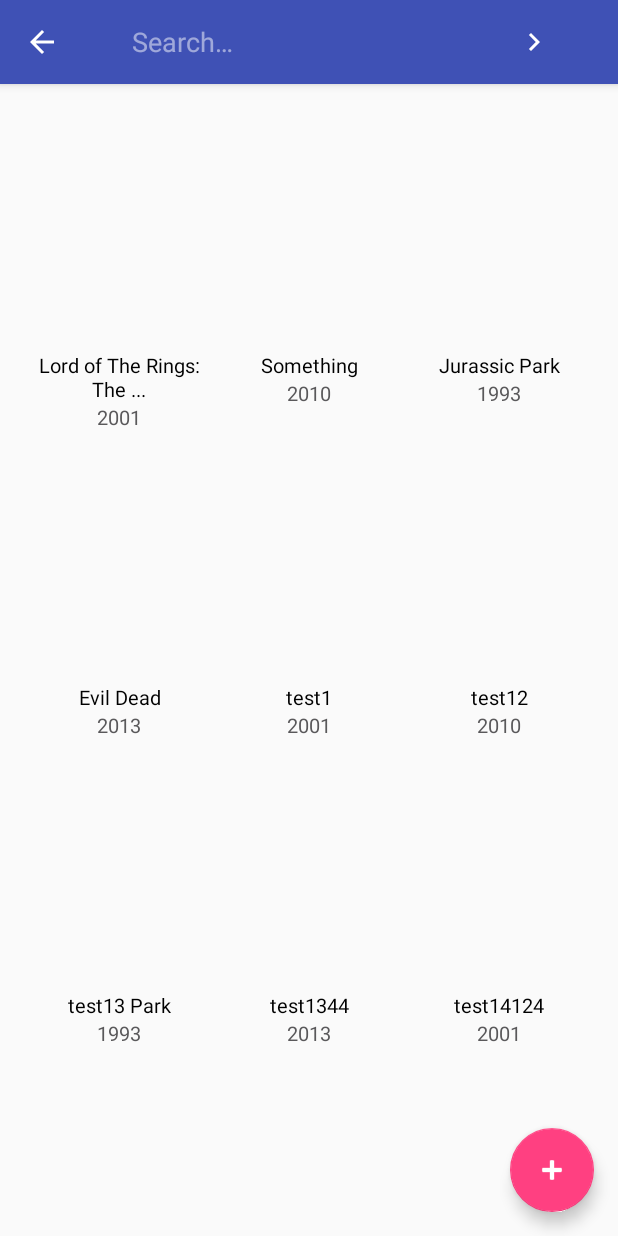
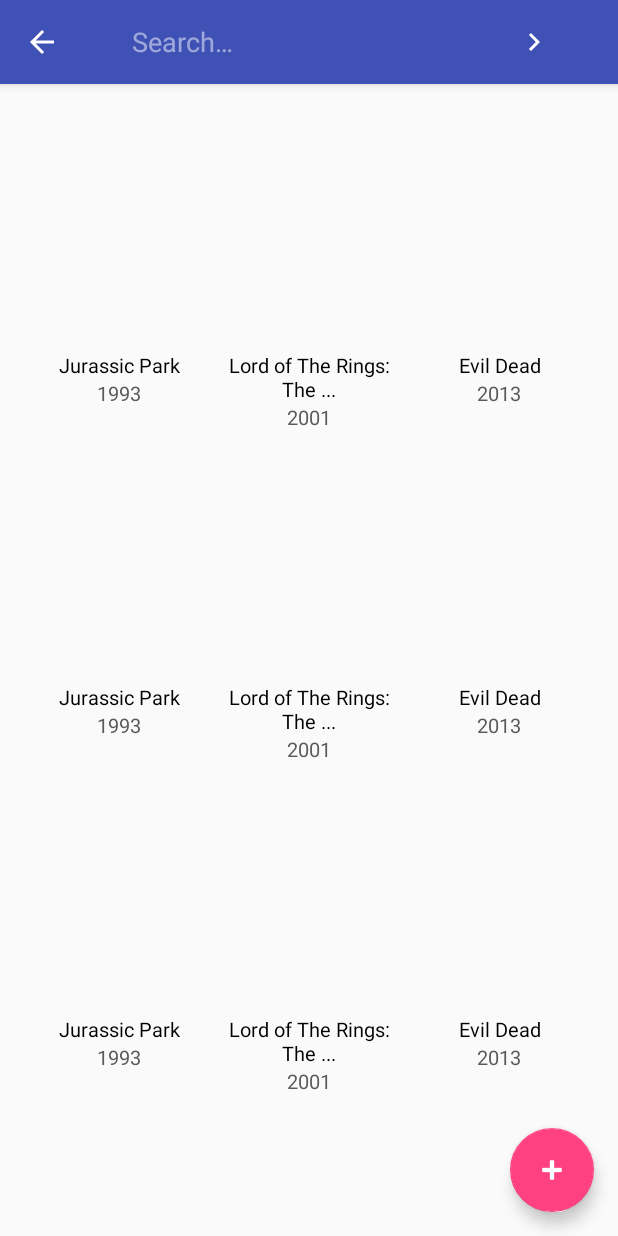
Before and after one commit to Jalapeno1/MediaDB, an Android app: the MainActivity screen opened directly, with no data from a screen before it, after a tap on "Search", on a phone screen of 412 x 824 dp. Run offline under Robolectric (Android 15) with nearby library versions, the phone set to English and light mode, and no system bars.

Commit message:
added more test data

```diff
--- a/app/src/main/java/com/example/jonas/mediadb/Activties/MainActivity.java
+++ b/app/src/main/java/com/example/jonas/mediadb/Activties/MainActivity.java
@@ -69,7 +69,7 @@ public class MainActivity extends AppCompatActivity
 
         rv.setHasFixedSize(true);
 
-        movies = new TestData().getMovies; //for testing
+        movies = new TestData().getTestData_MoviesSaved; //for testing
 
         adapter = new MovieCollectionGridView(movies);
         rv.setAdapter(adapter);
--- a/app/src/main/java/com/example/jonas/mediadb/Activties/SearchResultsActivityDrawer.java
+++ b/app/src/main/java/com/example/jonas/mediadb/Activties/SearchResultsActivityDrawer.java
@@ -61,7 +61,7 @@ public class SearchResultsActivityDrawer extends AppCompatActivity
 
         rv.setHasFixedSize(true);
 
-        movies = new TestData().getMovies; //for testing
+        movies = new TestData().getTestData_MoviesFromSearch; //for testing
 
         SearchResultViewAdapter adapter = new SearchResultViewAdapter(movies);
         rv.setAdapter(adapter);
--- a/app/src/main/java/com/example/jonas/mediadb/Adapters/MovieCollectionGridView.java
+++ b/app/src/main/java/com/example/jonas/mediadb/Adapters/MovieCollectionGridView.java
@@ -69,13 +69,12 @@ public class MovieCollectionGridView extends RecyclerView.Adapter<MovieCollectio
             if (constraint!=null && constraint.length()>0) {
                 ArrayList<Movie> tempList = new ArrayList<>();
 
-                Log.d("Filter", constraint.toString());
+                constraint = constraint.toString().toLowerCase();
 
                 // search content in movie list
                 for (Movie movie : allMovies) {
-                    if (movie.getTitle().toLowerCase().contains(constraint.toString().toLowerCase())) {
+                    if (movie.getTitle().toLowerCase().contains(constraint) || Integer.toString(movie.getYear()).contains(constraint)) {
                         tempList.add(movie);
-                        Log.d("Filtered", Integer.toString(movie.getYear()));
                     }
                 }
 
--- a/app/src/main/java/com/example/jonas/mediadb/Objects/Movie.java
+++ b/app/src/main/java/com/example/jonas/mediadb/Objects/Movie.java
@@ -23,14 +23,14 @@ public class Movie implements Parcelable {
     private String Awards;
     private String Poster;
     private int MetaScore;
-    private float imdbRating;
+    private double imdbRating;
     private int imdbVotes;
     private String imdbID;
     private String Type;
 
     public Movie(String title, int year, String rated, String released, String runtime,
                  String genre, String director, String writer, String actors, String plot,
-                 String country, String awards, String poster, int metaScore, float imdbRating,
+                 String country, String awards, String poster, int metaScore, double imdbRating,
                  int imdbVotes, String imdbID, String type) {
         this.Title = title;
         this.Year = year;
@@ -117,7 +117,7 @@ public class Movie implements Parcelable {
         return MetaScore;
     }
 
-    public float getImdbRating() {
+    public double getImdbRating() {
         return imdbRating;
     }
 
@@ -148,7 +148,7 @@ public class Movie implements Parcelable {
         Awards = in.readString();
         Poster = in.readString();
         MetaScore = in.readInt();
-        imdbRating = in.readFloat();
+        imdbRating = in.readDouble();
         imdbVotes = in.readInt();
         imdbID = in.readString();
         Type = in.readString();
@@ -187,7 +187,7 @@ public class Movie implements Parcelable {
         dest.writeString(Awards);
         dest.writeString(Poster);
         dest.writeInt(MetaScore);
-        dest.writeFloat(imdbRating);
+        dest.writeDouble(imdbRating);
         dest.writeInt(imdbVotes);
         dest.writeString(imdbID);
         dest.writeString(Type);
--- a/app/src/main/java/com/example/jonas/mediadb/Utilities/TestData.java
+++ b/app/src/main/java/com/example/jonas/mediadb/Utilities/TestData.java
@@ -9,38 +9,45 @@ import java.util.ArrayList;
  */
 public class TestData {
 
-    public ArrayList<Movie> getMovies = new ArrayList<>();
+    public ArrayList<Movie> getTestData_MoviesFromSearch = new ArrayList<>();
+    public ArrayList<Movie> getTestData_MoviesSaved = new ArrayList<>();
 
     public TestData(){
-        getMovies.add(new Movie("Lord of The Rings: The Fellowship of The Ring And so on and on and on and on", 2001,
+
+        getTestData_MoviesFromSearch.add(new Movie("Lord of The Rings: The Fellowship of The Ring And so on and on and on and on", 2001,
                 "test", "test", "http://ia.media-imdb.com/images/M/MV5BNTEyMjAwMDU1OV5BMl5BanBnXkFtZTcwNDQyNTkxMw@@._V1_SX300.jpg"));
-        getMovies.add(new Movie("Something", 2010, "test", "test", "http://ia.media-imdb.com/images/M/MV5BMTY1NTY0NTg3Nl5BMl5BanBnXkFtZTgwNTUzOTk1MDE@._V1_SX300.jpg"));
-        getMovies.add(new Movie("Jurassic Park", 1993, "test", "test","http://ia.media-imdb.com/images/M/MV5BMjM2MDgxMDg0Nl5BMl5BanBnXkFtZTgwNTM2OTM5NDE@._V1_SX300.jpg"));
-        getMovies.add(new Movie("Evil Dead", 2013, "test", "test", "http://ia.media-imdb.com/images/M/MV5BNTQ3OTkwNTgyN15BMl5BanBnXkFtZTcwNTAzOTAzOQ@@._V1_SX300.jpg"));
-        getMovies.add(new Movie("test1", 2001,
+        getTestData_MoviesFromSearch.add(new Movie("Something", 2010, "test", "test", "http://ia.media-imdb.com/images/M/MV5BMTY1NTY0NTg3Nl5BMl5BanBnXkFtZTgwNTUzOTk1MDE@._V1_SX300.jpg"));
+        getTestData_MoviesFromSearch.add(new Movie("Jurassic Park", 1993, "test", "test","http://ia.media-imdb.com/images/M/MV5BMjM2MDgxMDg0Nl5BMl5BanBnXkFtZTgwNTM2OTM5NDE@._V1_SX300.jpg"));
+        getTestData_MoviesFromSearch.add(new Movie("Evil Dead", 2013, "test", "test", "http://ia.media-imdb.com/images/M/MV5BNTQ3OTkwNTgyN15BMl5BanBnXkFtZTcwNTAzOTAzOQ@@._V1_SX300.jpg"));
+        getTestData_MoviesFromSearch.add(new Movie("test1", 2001,
                 "test", "test", "http://ia.media-imdb.com/images/M/MV5BNTEyMjAwMDU1OV5BMl5BanBnXkFtZTcwNDQyNTkxMw@@._V1_SX300.jpg"));
-        getMovies.add(new Movie("test12", 2010, "test", "test", "http://ia.media-imdb.com/images/M/MV5BMTY1NTY0NTg3Nl5BMl5BanBnXkFtZTgwNTUzOTk1MDE@._V1_SX300.jpg"));
-        getMovies.add(new Movie("test13 Park", 1993, "test", "test","http://ia.media-imdb.com/images/M/MV5BMjM2MDgxMDg0Nl5BMl5BanBnXkFtZTgwNTM2OTM5NDE@._V1_SX300.jpg"));
-        getMovies.add(new Movie("test1344", 2013, "test", "test", "http://ia.media-imdb.com/images/M/MV5BNTQ3OTkwNTgyN15BMl5BanBnXkFtZTcwNTAzOTAzOQ@@._V1_SX300.jpg"));
-        getMovies.add(new Movie("test14124", 2001,
+        getTestData_MoviesFromSearch.add(new Movie("test12", 2010, "test", "test", "http://ia.media-imdb.com/images/M/MV5BMTY1NTY0NTg3Nl5BMl5BanBnXkFtZTgwNTUzOTk1MDE@._V1_SX300.jpg"));
+        getTestData_MoviesFromSearch.add(new Movie("test13 Park", 1993, "test", "test","http://ia.media-imdb.com/images/M/MV5BMjM2MDgxMDg0Nl5BMl5BanBnXkFtZTgwNTM2OTM5NDE@._V1_SX300.jpg"));
+        getTestData_MoviesFromSearch.add(new Movie("test1344", 2013, "test", "test", "http://ia.media-imdb.com/images/M/MV5BNTQ3OTkwNTgyN15BMl5BanBnXkFtZTcwNTAzOTAzOQ@@._V1_SX300.jpg"));
+        getTestData_MoviesFromSearch.add(new Movie("test14124", 2001,
                 "test", "test", "http://ia.media-imdb.com/images/M/MV5BNTEyMjAwMDU1OV5BMl5BanBnXkFtZTcwNDQyNTkxMw@@._V1_SX300.jpg"));
-        getMovies.add(new Movie("test17687845", 2010, "test", "test", "http://ia.media-imdb.com/images/M/MV5BMTY1NTY0NTg3Nl5BMl5BanBnXkFtZTgwNTUzOTk1MDE@._V1_SX300.jpg"));
-        getMovies.add(new Movie("test1wer234", 1993, "test", "test","http://ia.media-imdb.com/images/M/MV5BMjM2MDgxMDg0Nl5BMl5BanBnXkFtZTgwNTM2OTM5NDE@._V1_SX300.jpg"));
-        getMovies.add(new Movie("test12332344", 2013, "test", "test", "http://ia.media-imdb.com/images/M/MV5BNTQ3OTkwNTgyN15BMl5BanBnXkFtZTcwNTAzOTAzOQ@@._V1_SX300.jpg"));
-//        getMovies.add(new Movie("Lord of The Rings: The Fellowship of The Ring And so on and on and on and on", 2001,
-//                "test", "test", "http://ia.media-imdb.com/images/M/MV5BNTEyMjAwMDU1OV5BMl5BanBnXkFtZTcwNDQyNTkxMw@@._V1_SX300.jpg"));
-//        getMovies.add(new Movie("Something", 2010, "test", "test", "http://ia.media-imdb.com/images/M/MV5BMTY1NTY0NTg3Nl5BMl5BanBnXkFtZTgwNTUzOTk1MDE@._V1_SX300.jpg"));
-//        getMovies.add(new Movie("Jurassic Park", 1993, "test", "test","http://ia.media-imdb.com/images/M/MV5BMjM2MDgxMDg0Nl5BMl5BanBnXkFtZTgwNTM2OTM5NDE@._V1_SX300.jpg"));
-//        getMovies.add(new Movie("Evil Dead", 2013, "test", "test", "http://ia.media-imdb.com/images/M/MV5BNTQ3OTkwNTgyN15BMl5BanBnXkFtZTcwNTAzOTAzOQ@@._V1_SX300.jpg"));
-//        getMovies.add(new Movie("Lord of The Rings: The Fellowship of The Ring And so on and on and on and on", 2001,
-//                "test", "test", "http://ia.media-imdb.com/images/M/MV5BNTEyMjAwMDU1OV5BMl5BanBnXkFtZTcwNDQyNTkxMw@@._V1_SX300.jpg"));
-//        getMovies.add(new Movie("Something", 2010, "test", "test", "http://ia.media-imdb.com/images/M/MV5BMTY1NTY0NTg3Nl5BMl5BanBnXkFtZTgwNTUzOTk1MDE@._V1_SX300.jpg"));
-//        getMovies.add(new Movie("Jurassic Park", 1993, "test", "test","http://ia.media-imdb.com/images/M/MV5BMjM2MDgxMDg0Nl5BMl5BanBnXkFtZTgwNTM2OTM5NDE@._V1_SX300.jpg"));
-//        getMovies.add(new Movie("Evil Dead", 2013, "test", "test", "http://ia.media-imdb.com/images/M/MV5BNTQ3OTkwNTgyN15BMl5BanBnXkFtZTcwNTAzOTAzOQ@@._V1_SX300.jpg"));
-//        getMovies.add(new Movie("Lord of The Rings: The Fellowship of The Ring And so on and on and on and on", 2001,
-//                "test", "test", "http://ia.media-imdb.com/images/M/MV5BNTEyMjAwMDU1OV5BMl5BanBnXkFtZTcwNDQyNTkxMw@@._V1_SX300.jpg"));
-//        getMovies.add(new Movie("Something", 2010, "test", "test", "http://ia.media-imdb.com/images/M/MV5BMTY1NTY0NTg3Nl5BMl5BanBnXkFtZTgwNTUzOTk1MDE@._V1_SX300.jpg"));
-//        getMovies.add(new Movie("Jurassic Park", 1993, "test", "test","http://ia.media-imdb.com/images/M/MV5BMjM2MDgxMDg0Nl5BMl5BanBnXkFtZTgwNTM2OTM5NDE@._V1_SX300.jpg"));
-//        getMovies.add(new Movie("Evil Dead", 2013, "test", "test", "http://ia.media-imdb.com/images/M/MV5BNTQ3OTkwNTgyN15BMl5BanBnXkFtZTcwNTAzOTAzOQ@@._V1_SX300.jpg"));
+        getTestData_MoviesFromSearch.add(new Movie("test17687845", 2010, "test", "test", "http://ia.media-imdb.com/images/M/MV5BMTY1NTY0NTg3Nl5BMl5BanBnXkFtZTgwNTUzOTk1MDE@._V1_SX300.jpg"));
+        getTestData_MoviesFromSearch.add(new Movie("test1wer234", 1993, "test", "test","http://ia.media-imdb.com/images/M/MV5BMjM2MDgxMDg0Nl5BMl5BanBnXkFtZTgwNTM2OTM5NDE@._V1_SX300.jpg"));
+        getTestData_MoviesFromSearch.add(new Movie("test12332344", 2013, "test", "test", "http://ia.media-imdb.com/images/M/MV5BNTQ3OTkwNTgyN15BMl5BanBnXkFtZTcwNTAzOTAzOQ@@._V1_SX300.jpg"));
+
+        getTestData_MoviesSaved.add(new Movie("Jurassic Park", 1993, "PG-13", "October 1993", "120 min", "Horror, Adventure, Fantasy", "Steven Spielberg", "Wierd Al", "Kid #1, Kid #2", "DINOS", "USA", "Dont remember",
+                "http://ia.media-imdb.com/images/M/MV5BMjM2MDgxMDg0Nl5BMl5BanBnXkFtZTgwNTM2OTM5NDE@._V1_SX300.jpg", 85, 8.5, 100000, "test", "movie"));
+        getTestData_MoviesSaved.add(new Movie("Lord of The Rings: The Fellowship of The Ring", 2001, "PG-13", "December 2001", "200 min", "Action, Fantasy", "Peter Jackson", "J.R.R. Tolkien", "Hobbit #1, Hobbit #2", "Something with a ring", "New Zealand",
+                "A lot.", "http://ia.media-imdb.com/images/M/MV5BNTEyMjAwMDU1OV5BMl5BanBnXkFtZTcwNDQyNTkxMw@@._V1_SX300.jpg", 90, 9.0, 400000, "test", "movie"));
+        getTestData_MoviesSaved.add(new Movie("Evil Dead", 2013, "R", "June 2013", "120 min", "Horror", "Not Sam Raimi", "Not Sam Raimi", "Teenager #1, Teenager #2", "Swallow This!", "USA! USA!", "AWARDS? HA!",
+                "http://ia.media-imdb.com/images/M/MV5BNTQ3OTkwNTgyN15BMl5BanBnXkFtZTcwNTAzOTAzOQ@@._V1_SX300.jpg", 75, 7.5, 10000, "test", "movie"));
+        getTestData_MoviesSaved.add(new Movie("Jurassic Park", 1993, "PG-13", "October 1993", "120 min", "Horror, Adventure, Fantasy", "Steven Spielberg", "Wierd Al", "Kid #1, Kid #2", "DINOS", "USA", "Dont remember",
+                "http://ia.media-imdb.com/images/M/MV5BMjM2MDgxMDg0Nl5BMl5BanBnXkFtZTgwNTM2OTM5NDE@._V1_SX300.jpg", 85, 8.5, 100000, "test", "movie"));
+        getTestData_MoviesSaved.add(new Movie("Lord of The Rings: The Fellowship of The Ring", 2001, "PG-13", "December 2001", "200 min", "Action, Fantasy", "Peter Jackson", "J.R.R. Tolkien", "Hobbit #1, Hobbit #2", "Something with a ring", "New Zealand",
+                "A lot.", "http://ia.media-imdb.com/images/M/MV5BNTEyMjAwMDU1OV5BMl5BanBnXkFtZTcwNDQyNTkxMw@@._V1_SX300.jpg", 90, 9.0, 400000, "test", "movie"));
+        getTestData_MoviesSaved.add(new Movie("Evil Dead", 2013, "R", "June 2013", "120 min", "Horror", "Not Sam Raimi", "Not Sam Raimi", "Teenager #1, Teenager #2", "Swallow This!", "USA! USA!", "AWARDS? HA!",
+                "http://ia.media-imdb.com/images/M/MV5BNTQ3OTkwNTgyN15BMl5BanBnXkFtZTcwNTAzOTAzOQ@@._V1_SX300.jpg", 75, 7.5, 10000, "test", "movie"));
+        getTestData_MoviesSaved.add(new Movie("Jurassic Park", 1993, "PG-13", "October 1993", "120 min", "Horror, Adventure, Fantasy", "Steven Spielberg", "Wierd Al", "Kid #1, Kid #2", "DINOS", "USA", "Dont remember",
+                "http://ia.media-imdb.com/images/M/MV5BMjM2MDgxMDg0Nl5BMl5BanBnXkFtZTgwNTM2OTM5NDE@._V1_SX300.jpg", 85, 8.5, 100000, "test", "movie"));
+        getTestData_MoviesSaved.add(new Movie("Lord of The Rings: The Fellowship of The Ring", 2001, "PG-13", "December 2001", "200 min", "Action, Fantasy", "Peter Jackson", "J.R.R. Tolkien", "Hobbit #1, Hobbit #2", "Something with a ring", "New Zealand",
+                "A lot.", "http://ia.media-imdb.com/images/M/MV5BNTEyMjAwMDU1OV5BMl5BanBnXkFtZTcwNDQyNTkxMw@@._V1_SX300.jpg", 90, 9.0, 400000, "test", "movie"));
+        getTestData_MoviesSaved.add(new Movie("Evil Dead", 2013, "R", "June 2013", "120 min", "Horror", "Not Sam Raimi", "Not Sam Raimi", "Teenager #1, Teenager #2", "Swallow This!", "USA! USA!", "AWARDS? HA!",
+                "http://ia.media-imdb.com/images/M/MV5BNTQ3OTkwNTgyN15BMl5BanBnXkFtZTcwNTAzOTAzOQ@@._V1_SX300.jpg", 75, 7.5, 10000, "test", "movie"));
+
     }
 }
```
